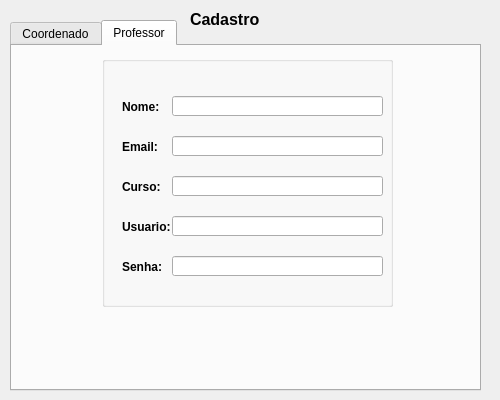
The window that Mayko/projeto/cadastro.ui (UnPComp2013/Grupo6) describes before a commit, drawn with Qt 5.
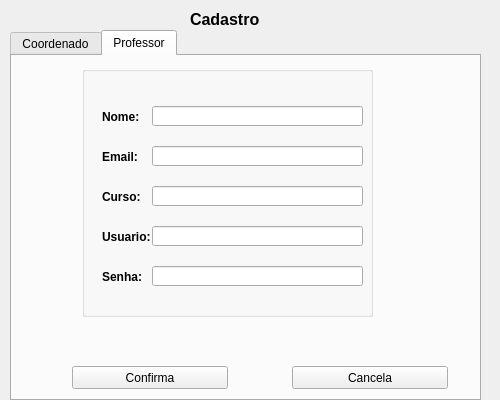
The same window after the commit. The open tabs and pages were chosen to show the change.

Patch:
```diff
--- a/Mayko/projeto/cadastro.ui
+++ b/Mayko/projeto/cadastro.ui
@@ -45,7 +45,7 @@
    <property name="geometry">
     <rect>
      <x>10</x>
-     <y>20</y>
+     <y>30</y>
      <width>471</width>
      <height>371</height>
     </rect>
@@ -249,7 +249,7 @@
     <widget class="QGroupBox" name="groupBox_2">
      <property name="geometry">
       <rect>
-       <x>90</x>
+       <x>70</x>
        <y>10</y>
        <width>291</width>
        <height>251</height>
@@ -404,6 +404,32 @@
       </property>
      </widget>
     </widget>
+    <widget class="QPushButton" name="btn_cancel_2">
+     <property name="geometry">
+      <rect>
+       <x>280</x>
+       <y>310</y>
+       <width>156</width>
+       <height>23</height>
+      </rect>
+     </property>
+     <property name="text">
+      <string>Cancela</string>
+     </property>
+    </widget>
+    <widget class="QPushButton" name="_2">
+     <property name="geometry">
+      <rect>
+       <x>60</x>
+       <y>310</y>
+       <width>156</width>
+       <height>23</height>
+      </rect>
+     </property>
+     <property name="text">
+      <string>Confirma</string>
+     </property>
+    </widget>
    </widget>
   </widget>
  </widget>
```
Left out of the diff: 2 changed lines with no effect on the pictures.
